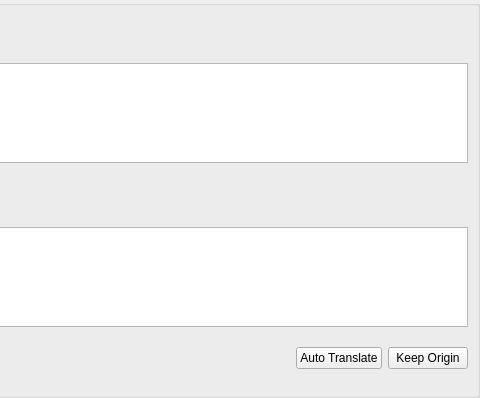
Qt form src/main/resources/base/ui/extendedEdit.ui (shm12/APKLanguageEditor) before a commit; both pictures show x 453 to 933 and y 0 to 398 of the 933 by 398 pixel window.
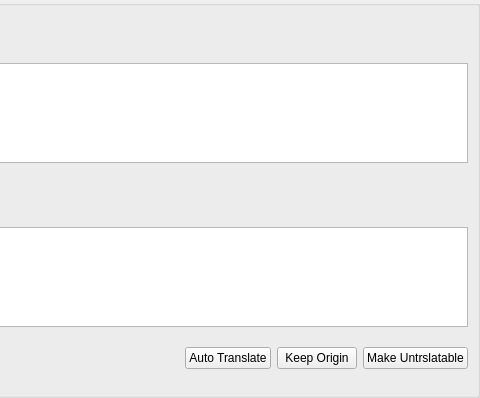
The same form after that commit.

Patch:
```diff
--- a/src/main/resources/base/ui/extendedEdit.ui
+++ b/src/main/resources/base/ui/extendedEdit.ui
@@ -175,6 +175,13 @@
            </property>
           </widget>
          </item>
+         <item>
+          <widget class="QPushButton" name="makeUntraslatableButton">
+           <property name="text">
+            <string>Make Untrslatable</string>
+           </property>
+          </widget>
+         </item>
         </layout>
        </widget>
       </item>
```
Left out of the diff: 2 changed lines with no effect on the pictures.
